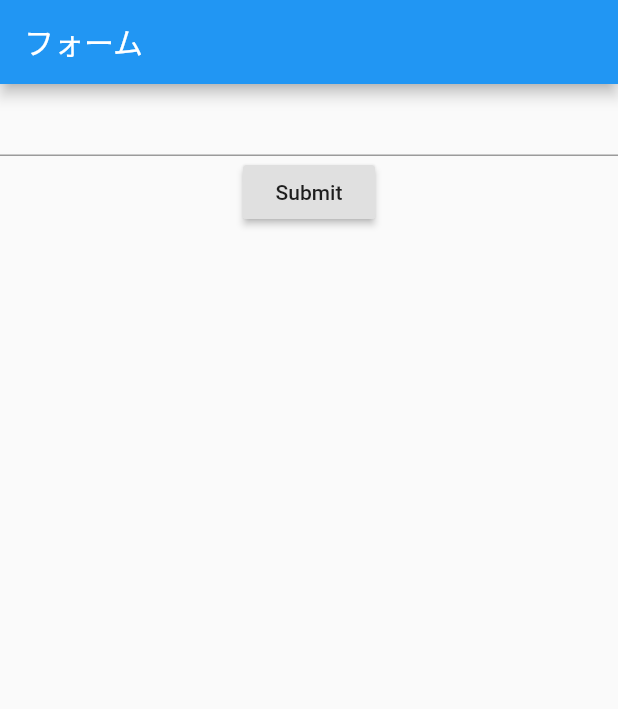
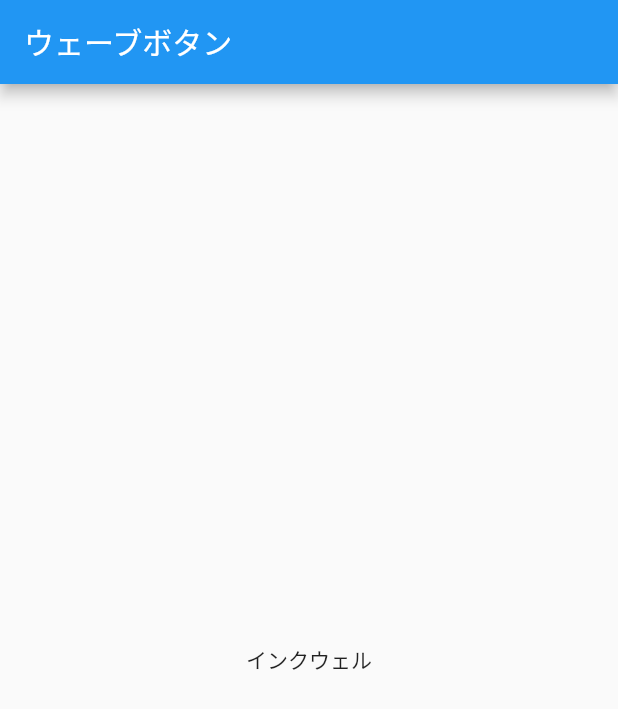
Before and after one commit to fummicc1/FlutterCookbookPractice, a Flutter app: the screen it shows after launch, on a phone screen of 412 x 824 dp. Shown: the top 709 px of the screen. Run offline on Flutter 3.47's test engine with Material 2 defaults, Android fonts, the phone set to English and light mode, and no system bars.

Commit message:
Inkwell Done

```diff
--- a/lib/main.dart
+++ b/lib/main.dart
@@ -1,5 +1,6 @@
 import 'package:flutter/material.dart';
 import 'form_validator/main.dart';
+import 'ripple/main.dart';
 import 'ui_orientation/main.dart';
 
 void main() => runApp(MyApp());
@@ -22,7 +23,7 @@ class MyApp extends StatelessWidget {
         // is not restarted.
         primarySwatch: Colors.blue,
       ),
-      home: FormValidatePage(),
+      home: RipplePage(),
     );
   }
 }
--- /dev/null
+++ b/lib/ripple/main.dart
@@ -0,0 +1,29 @@
+import 'package:flutter/material.dart';
+
+class RipplePage extends StatefulWidget {
+  @override
+  _RipplePageState createState() => new _RipplePageState();
+}
+
+class _RipplePageState extends State<RipplePage> {
+
+  final _scaffoldKey = GlobalKey<ScaffoldState>();
+
+  @override
+  Widget build(BuildContext context) {
+    return new Scaffold(
+      key: _scaffoldKey,
+      appBar: AppBar(
+        title: Text("ウェーブボタン"),
+      ),
+      body: Center(
+        child: InkWell(
+          onTap: () {
+            _scaffoldKey.currentState.showSnackBar(SnackBar(content: Text("インクウェル")));
+          },
+          child: Text("インクウェル"),
+        ),
+      ),
+    );
+  }
+}
```
